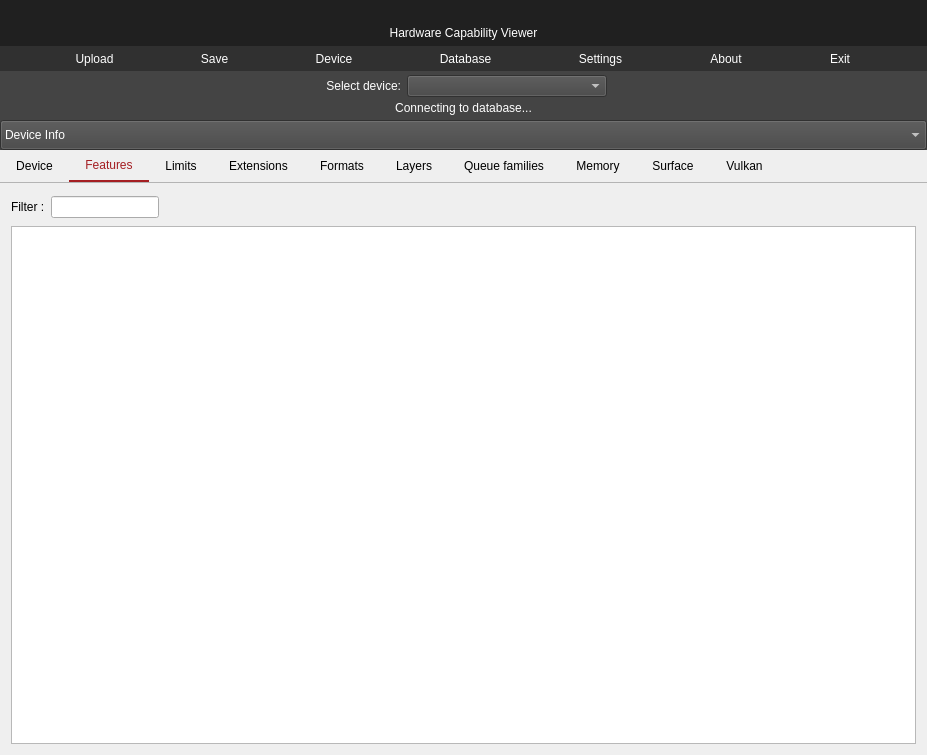
The window that vulkancapsviewer.ui (SaschaWillems/VulkanCapsViewer) describes before a commit, drawn with Qt 5.
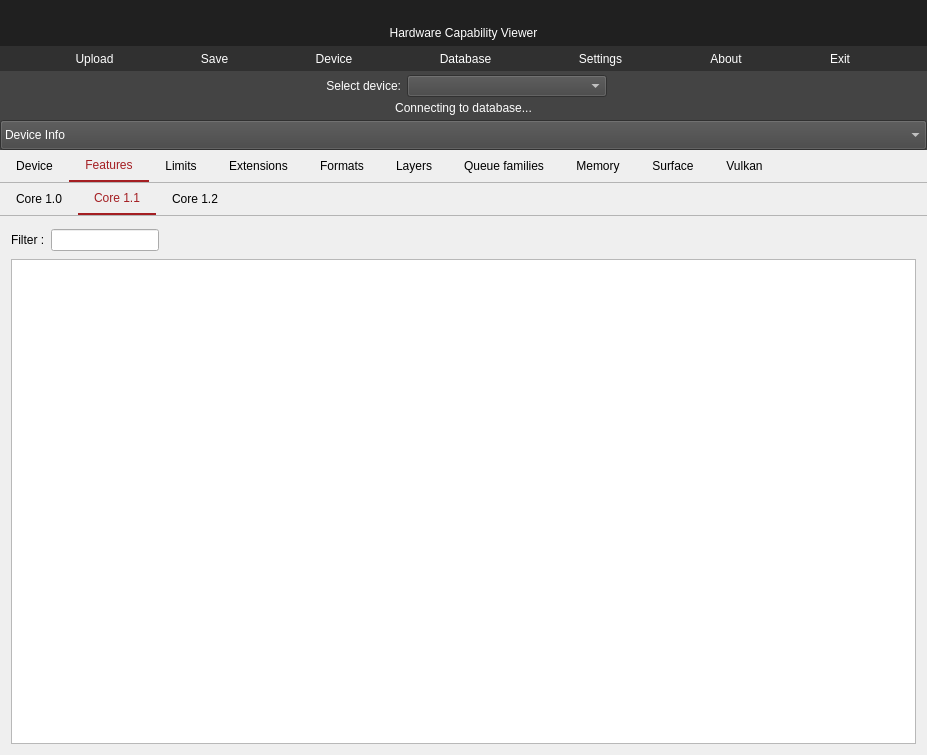
The same window after the commit. The open tabs and pages were chosen to show the change. Icons and pictures are not drawn.

Commit message: Display Core 1.1 and Core 1.2 features

The edit to the form file:
```diff
--- a/vulkancapsviewer.ui
+++ b/vulkancapsviewer.ui
@@ -82,6 +82,10 @@
 
 QTreeView {
 	font-size: 12px;
+}
+
+QTreeView {
+	alternate-background-color: #F6F6F6;
 }</string>
   </property>
   <property name="documentMode">
@@ -627,7 +631,32 @@
           <attribute name="title">
            <string>Features</string>
           </attribute>
-          <layout class="QVBoxLayout" name="verticalLayout_13">
+          <layout class="QVBoxLayout" name="verticalLayout_12">
+           <property name="spacing">
+            <number>0</number>
+           </property>
+           <property name="leftMargin">
+            <number>0</number>
+           </property>
+           <property name="topMargin">
+            <number>0</number>
+           </property>
+           <property name="rightMargin">
+            <number>0</number>
+           </property>
+           <property name="bottomMargin">
+            <number>0</number>
+           </property>
+           <item>
+            <widget class="QTabWidget" name="tabWidget">
+             <property name="currentIndex">
+              <number>0</number>
+             </property>
+             <widget class="QWidget" name="tab_5">
+              <attribute name="title">
+               <string>Core 1.0</string>
+              </attribute>
+              <layout class="QVBoxLayout" name="verticalLayout_2">
            <item>
             <widget class="QWidget" name="widget_3" native="true">
              <layout class="QFormLayout" name="formLayout_3">
@@ -684,6 +713,132 @@
            </item>
           </layout>
          </widget>
+             <widget class="QWidget" name="tab_6">
+              <attribute name="title">
+               <string>Core 1.1</string>
+              </attribute>
+              <layout class="QVBoxLayout" name="verticalLayout_13">
+               <item>
+                <widget class="QWidget" name="widget_9" native="true">
+                 <layout class="QFormLayout" name="formLayout_5">
+                  <property name="leftMargin">
+                   <number>0</number>
+                  </property>
+                  <property name="topMargin">
+                   <number>2</number>
+                  </property>
+                  <property name="rightMargin">
+                   <number>0</number>
+                  </property>
+                  <property name="bottomMargin">
+                   <number>2</number>
+                  </property>
+                  <item row="0" column="1">
+                   <widget class="QLineEdit" name="filterLineEditFeaturesCore11">
+                    <property name="sizePolicy">
+                     <sizepolicy hsizetype="Fixed" vsizetype="Fixed">
+                      <horstretch>0</horstretch>
+                      <verstretch>0</verstretch>
+                     </sizepolicy>
+                    </property>
+                   </widget>
+                  </item>
+                  <item row="0" column="0">
+                   <widget class="QLabel" name="filterLabel_4">
+                    <property name="text">
+                     <string>Filter :</string>
+                    </property>
+                   </widget>
+                  </item>
+                 </layout>
+                </widget>
+               </item>
+               <item>
+                <widget class="QTreeView" name="treeViewDeviceFeaturesCore11">
+                 <property name="styleSheet">
+                  <string notr="true">QTreeView::item { 	height: 1.25em;  }</string>
+                 </property>
+                 <property name="editTriggers">
+                  <set>QAbstractItemView::NoEditTriggers</set>
+                 </property>
+                 <property name="alternatingRowColors">
+                  <bool>true</bool>
+                 </property>
+                 <attribute name="headerVisible">
+                  <bool>false</bool>
+                 </attribute>
+                 <attribute name="headerMinimumSectionSize">
+                  <number>200</number>
+                 </attribute>
+                </widget>
+               </item>
+              </layout>
+             </widget>
+             <widget class="QWidget" name="tab_8">
+              <attribute name="title">
+               <string>Core 1.2</string>
+              </attribute>
+              <layout class="QVBoxLayout" name="verticalLayout_16">
+               <item>
+                <widget class="QWidget" name="widget_10" native="true">
+                 <layout class="QFormLayout" name="formLayout_7">
+                  <property name="leftMargin">
+                   <number>0</number>
+                  </property>
+                  <property name="topMargin">
+                   <number>2</number>
+                  </property>
+                  <property name="rightMargin">
+                   <number>0</number>
+                  </property>
+                  <property name="bottomMargin">
+                   <number>2</number>
+                  </property>
+                  <item row="0" column="1">
+                   <widget class="QLineEdit" name="filterLineEditFeaturesCore12">
+                    <property name="sizePolicy">
+                     <sizepolicy hsizetype="Fixed" vsizetype="Fixed">
+                      <horstretch>0</horstretch>
+                      <verstretch>0</verstretch>
+                     </sizepolicy>
+                    </property>
+                   </widget>
+                  </item>
+                  <item row="0" column="0">
+                   <widget class="QLabel" name="filterLabel_6">
+                    <property name="text">
+                     <string>Filter :</string>
+                    </property>
+                   </widget>
+                  </item>
+                 </layout>
+                </widget>
+               </item>
+               <item>
+                <widget class="QTreeView" name="treeViewDeviceFeaturesCore12">
+                 <property name="styleSheet">
+                  <string notr="true">QTreeView::item { 	height: 1.25em;  }</string>
+                 </property>
+                 <property name="editTriggers">
+                  <set>QAbstractItemView::NoEditTriggers</set>
+                 </property>
+                 <property name="alternatingRowColors">
+                  <bool>true</bool>
+                 </property>
+                 <attribute name="headerVisible">
+                  <bool>false</bool>
+                 </attribute>
+                 <attribute name="headerMinimumSectionSize">
+                  <number>200</number>
+                 </attribute>
+                </widget>
+               </item>
+              </layout>
+             </widget>
+            </widget>
+           </item>
+          </layout>
+         </widget>
          <widget class="QWidget" name="tabDeviceLimits">
           <attribute name="title">
            <string>Limits</string>
```
Left out of the diff: 4 changed lines with no effect on the pictures. Lines whose indentation alone changed are shown as unchanged. The commit also changes 2 other files.
